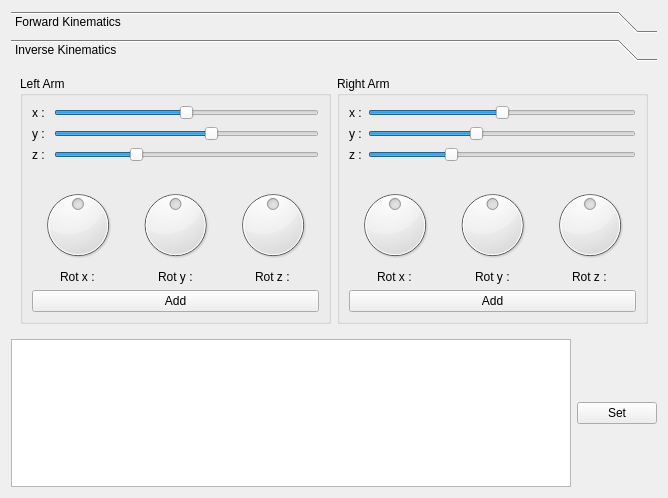
Above: jointsettingsdialog.ui from alifahrri/dinsow-ik before the change. Below: the same form after it.
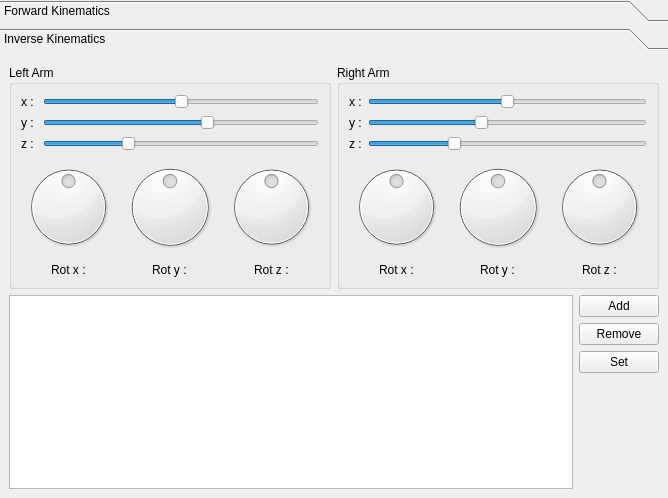
That is the form after the change.

Commit message: add table widget

Patch:
```diff
--- a/jointsettingsdialog.ui
+++ b/jointsettingsdialog.ui
@@ -14,7 +14,19 @@
    <string>Dialog</string>
   </property>
   <layout class="QGridLayout" name="gridLayout_2">
-   <item row="0" column="0" colspan="2">
+   <property name="leftMargin">
+    <number>0</number>
+   </property>
+   <property name="topMargin">
+    <number>0</number>
+   </property>
+   <property name="rightMargin">
+    <number>0</number>
+   </property>
+   <property name="bottomMargin">
+    <number>0</number>
+   </property>
+   <item row="0" column="0">
     <widget class="QToolBox" name="toolBox">
      <property name="currentIndex">
       <number>1</number>
@@ -482,33 +494,26 @@
        <rect>
         <x>0</x>
         <y>0</y>
-        <width>650</width>
-        <height>262</height>
+        <width>668</width>
+        <height>436</height>
        </rect>
       </property>
       <attribute name="label">
        <string>Inverse Kinematics</string>
       </attribute>
-      <layout class="QGridLayout" name="gridLayout_11">
+      <layout class="QGridLayout" name="gridLayout_13">
        <item row="0" column="0">
         <widget class="QGroupBox" name="groupBox_4">
+         <property name="sizePolicy">
+          <sizepolicy hsizetype="Preferred" vsizetype="Fixed">
+           <horstretch>0</horstretch>
+           <verstretch>0</verstretch>
+          </sizepolicy>
+         </property>
          <property name="title">
           <string>Left Arm</string>
          </property>
          <layout class="QGridLayout" name="gridLayout_12">
-          <item row="1" column="0" colspan="2">
-           <spacer name="verticalSpacer">
-            <property name="orientation">
-             <enum>Qt::Vertical</enum>
-            </property>
-            <property name="sizeHint" stdset="0">
-             <size>
-              <width>20</width>
-              <height>40</height>
-             </size>
-            </property>
-           </spacer>
-          </item>
           <item row="0" column="0" colspan="2">
            <layout class="QGridLayout" name="gridLayout_7">
             <item row="1" column="1">
@@ -588,7 +593,7 @@
             </item>
            </layout>
           </item>
-          <item row="2" column="0" colspan="2">
+          <item row="1" column="0" colspan="2">
            <layout class="QGridLayout" name="gridLayout_6">
             <item row="0" column="0">
              <widget class="QDial" name="rx_ik_left_dial">
@@ -661,18 +666,17 @@
             </item>
            </layout>
           </item>
-          <item row="3" column="0" colspan="2">
-           <widget class="QPushButton" name="add_btn_left">
-            <property name="text">
-             <string>Add</string>
-            </property>
-           </widget>
-          </item>
          </layout>
         </widget>
        </item>
        <item row="0" column="1">
         <widget class="QGroupBox" name="groupBox_5">
+         <property name="sizePolicy">
+          <sizepolicy hsizetype="Preferred" vsizetype="Fixed">
+           <horstretch>0</horstretch>
+           <verstretch>0</verstretch>
+          </sizepolicy>
+         </property>
          <property name="title">
           <string>Right Arm</string>
          </property>
@@ -756,7 +760,7 @@
             </item>
            </layout>
           </item>
-          <item row="2" column="0">
+          <item row="1" column="0">
            <layout class="QGridLayout" name="gridLayout_8">
             <item row="1" column="1" alignment="Qt::AlignHCenter">
              <widget class="QLabel" name="label_30">
@@ -829,43 +833,58 @@
             </item>
            </layout>
           </item>
-          <item row="1" column="0">
-           <spacer name="verticalSpacer_2">
-            <property name="orientation">
-             <enum>Qt::Vertical</enum>
-            </property>
-            <property name="sizeHint" stdset="0">
-             <size>
-              <width>20</width>
-              <height>40</height>
-             </size>
-            </property>
-           </spacer>
-          </item>
-          <item row="3" column="0">
-           <widget class="QPushButton" name="add_btn_right">
-            <property name="text">
-             <string>Add</string>
-            </property>
-           </widget>
-          </item>
          </layout>
         </widget>
        </item>
+       <item row="1" column="0" colspan="2">
+        <layout class="QGridLayout" name="gridLayout_11">
+         <item row="0" column="0">
+          <widget class="QTableWidget" name="tableWidget"/>
+         </item>
+         <item row="0" column="1">
+          <layout class="QVBoxLayout" name="verticalLayout">
+           <item>
+            <widget class="QPushButton" name="add_btn">
+             <property name="text">
+              <string>Add</string>
+             </property>
+            </widget>
+           </item>
+           <item>
+            <widget class="QPushButton" name="remove_btn">
+             <property name="text">
+              <string>Remove</string>
+             </property>
+            </widget>
+           </item>
+           <item>
+            <widget class="QPushButton" name="set_btn">
+             <property name="text">
+              <string>Set</string>
+             </property>
+            </widget>
+           </item>
+           <item>
+            <spacer name="verticalSpacer">
+             <property name="orientation">
+              <enum>Qt::Vertical</enum>
+             </property>
+             <property name="sizeHint" stdset="0">
+              <size>
+               <width>20</width>
+               <height>40</height>
+              </size>
+             </property>
+            </spacer>
+           </item>
+          </layout>
+         </item>
+        </layout>
+       </item>
       </layout>
      </widget>
     </widget>
    </item>
-   <item row="1" column="0">
-    <widget class="QListWidget" name="listWidget"/>
-   </item>
-   <item row="1" column="1">
-    <widget class="QPushButton" name="set_btn">
-     <property name="text">
-      <string>Set</string>
-     </property>
-    </widget>
-   </item>
   </layout>
  </widget>
  <resources/>
```
Left out of the diff: 76 changed lines with no effect on the pictures. The commit also changes 4 other files.
